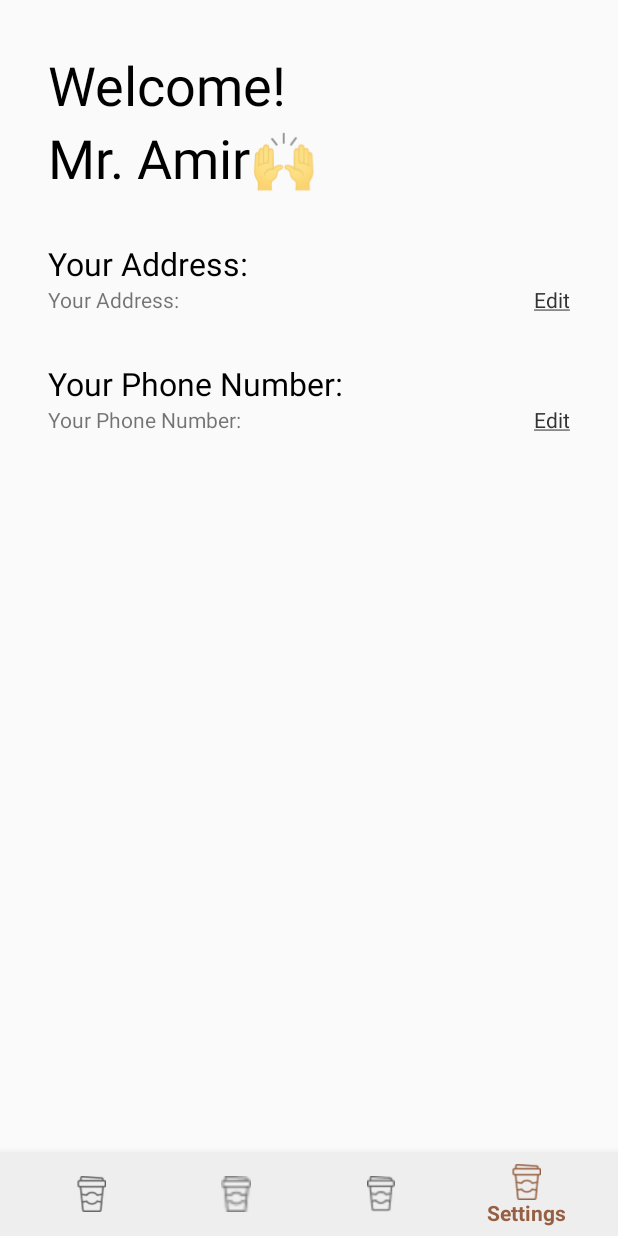
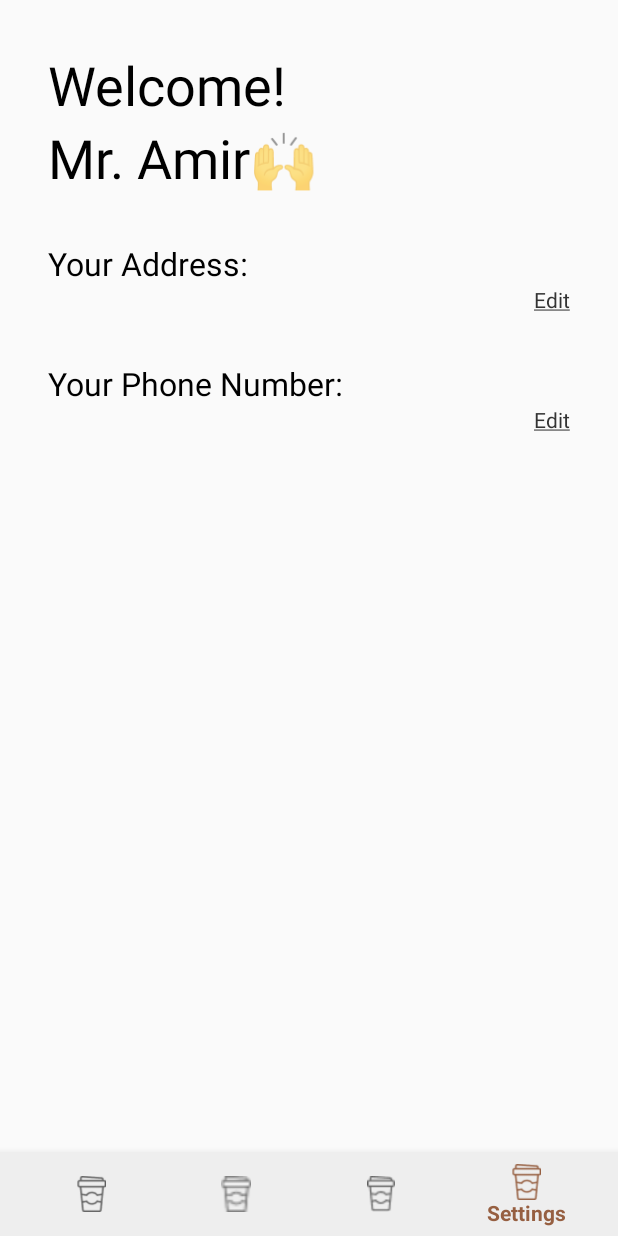
Before and after one commit to Bilijin/coffeeMix, an Android app: the screen it shows after launch (MainActivity), item 4 of the bottom bar chosen, on a phone screen of 412 x 824 dp. Run offline under Robolectric (Android 15) with nearby library versions, the phone set to English and light mode, and no system bars.

Commit message:
fixed bug caused by IDs

```diff
--- a/app/src/main/res/layout/fragment_settings.xml
+++ b/app/src/main/res/layout/fragment_settings.xml
@@ -44,8 +44,7 @@
         <TextView
             android:id="@+id/address"
             android:layout_width="wrap_content"
-            android:layout_height="wrap_content"
-            android:text="@string/your_address"/>
+            android:layout_height="wrap_content"/>
         <TextView
             android:id="@+id/edit_address"
             android:layout_width="wrap_content"
@@ -61,15 +60,15 @@
         android:layout_height="wrap_content"
         android:layout_marginTop="16dp">
         <EditText
-            android:id="@+id/phone_edit"
+            android:id="@+id/address_edit"
             android:layout_width="wrap_content"
             android:layout_height="50dp"
             android:autofillHints="@string/enter_your_address"
             android:hint="@string/enter_your_address"
-            android:inputType="phone"
+            android:inputType="text"
             android:textColor="#000"/>
         <Button
-            android:id="@+id/save_phone"
+            android:id="@+id/save_address"
             android:layout_width="60dp"
             android:layout_height="wrap_content"
             android:layout_alignParentEnd="true"
@@ -92,8 +91,7 @@
         <TextView
             android:id="@+id/phone_no"
             android:layout_width="wrap_content"
-            android:layout_height="wrap_content"
-            android:text="@string/your_phone"/>
+            android:layout_height="wrap_content"/>
         <TextView
             android:id="@+id/edit_phone"
             android:layout_width="wrap_content"
@@ -109,15 +107,15 @@
         android:layout_height="wrap_content"
         android:layout_marginTop="16dp">
         <EditText
-            android:id="@+id/address_edit"
+            android:id="@+id/phone_edit"
             android:layout_width="wrap_content"
             android:layout_height="50dp"
             android:autofillHints="@string/enter_your_address"
             android:hint="@string/enter_your_phone_number"
-            android:inputType="text"
+            android:inputType="phone"
             android:textColor="#000"/>
         <Button
-            android:id="@+id/save_address"
+            android:id="@+id/save_phone"
             android:layout_width="60dp"
             android:layout_height="wrap_content"
             android:layout_alignParentEnd="true"
```
